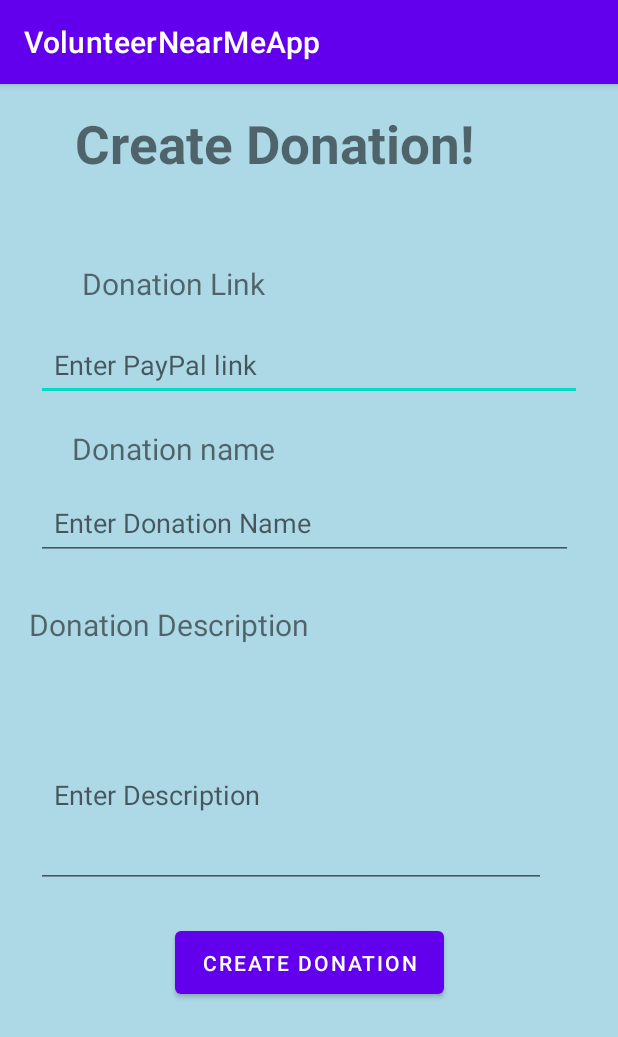
After one commit to costis99/VolunteerNearMeApp, an Android app: the CreateDonationActivity screen opened directly, with no data from a screen before it, on a phone screen of 412 x 824 dp. The commit adds this screen. Shown: the top 1037 px of the screen. Run offline under Robolectric (Android 15) with nearby library versions, the light colour scheme and no system bars; our stand-ins replace Firebase (no records; nobody signed in at launch, a user with empty details on screens opened directly).

Commit message:
Added Create and View Donations

```diff
--- a/app/src/main/AndroidManifest.xml
+++ b/app/src/main/AndroidManifest.xml
@@ -35,6 +35,8 @@
             android:noHistory="true"/>
         <activity android:name=".ChangeEmailActivity"
             android:noHistory="true"/>
+        <activity android:name=".CreateDonationActivity"/>
+        <activity android:name=".ViewDonationsActivity"/>
     </application>
 
 </manifest>
--- /dev/null
+++ b/app/src/main/res/layout/activity_create_donation.xml
@@ -0,0 +1,125 @@
+<?xml version="1.0" encoding="utf-8"?>
+<androidx.constraintlayout.widget.ConstraintLayout xmlns:android="http://schemas.android.com/apk/res/android"
+    xmlns:app="http://schemas.android.com/apk/res-auto"
+    xmlns:tools="http://schemas.android.com/tools"
+    android:layout_width="match_parent"
+    android:layout_height="match_parent"
+    android:background="#ADD8E6">
+
+    <Button
+        android:id="@+id/CreateDonationButton"
+        android:layout_width="179dp"
+        android:layout_height="54dp"
+        android:text="Create Donation"
+        app:layout_constraintBottom_toBottomOf="parent"
+        app:layout_constraintEnd_toEndOf="parent"
+        app:layout_constraintHorizontal_bias="0.5"
+        app:layout_constraintStart_toStartOf="parent"
+        app:layout_constraintTop_toTopOf="parent"
+        app:layout_constraintVertical_bias="0.782" />
+
+    <TextView
+        android:layout_width="334dp"
+        android:layout_height="60dp"
+        android:text="Create Donation!"
+        android:textAlignment="center"
+        android:textSize="35sp"
+        android:textStyle="bold"
+        app:layout_constraintBottom_toBottomOf="parent"
+        app:layout_constraintEnd_toEndOf="parent"
+        app:layout_constraintHorizontal_bias="0.207"
+        app:layout_constraintStart_toStartOf="parent"
+        app:layout_constraintTop_toTopOf="parent"
+        app:layout_constraintVertical_bias="0.023" />
+
+    <TextView
+        android:layout_width="202dp"
+        android:layout_height="42dp"
+        android:text="Donation Link"
+        android:textAlignment="center"
+        android:textSize="20sp"
+        app:layout_constraintBottom_toBottomOf="parent"
+        app:layout_constraintEnd_toEndOf="parent"
+        app:layout_constraintHorizontal_bias="0.071"
+        app:layout_constraintStart_toStartOf="parent"
+        app:layout_constraintTop_toTopOf="parent"
+        app:layout_constraintVertical_bias="0.164" />
+
+    <TextView
+        android:layout_width="201dp"
+        android:layout_height="36dp"
+        android:text="Donation name"
+        android:textAlignment="center"
+        android:textSize="20sp"
+        app:layout_constraintBottom_toBottomOf="parent"
+        app:layout_constraintEnd_toEndOf="parent"
+        app:layout_constraintHorizontal_bias="0.071"
+        app:layout_constraintStart_toStartOf="parent"
+        app:layout_constraintTop_toTopOf="parent"
+        app:layout_constraintVertical_bias="0.313" />
+
+    <TextView
+        android:layout_width="196dp"
+        android:layout_height="40dp"
+        android:text="Donation Description"
+        android:textAlignment="center"
+        android:textSize="20sp"
+        app:layout_constraintBottom_toBottomOf="parent"
+        app:layout_constraintEnd_toEndOf="parent"
+        app:layout_constraintHorizontal_bias="0.069"
+        app:layout_constraintStart_toStartOf="parent"
+        app:layout_constraintTop_toTopOf="parent"
+        app:layout_constraintVertical_bias="0.476" />
+
+    <EditText
+        android:id="@+id/et_donation_link"
+        android:layout_width="0dp"
+        android:layout_height="wrap_content"
+        android:layout_marginStart="24dp"
+        android:layout_marginEnd="24dp"
+        android:ems="10"
+        android:hint="Enter PayPal link"
+        android:inputType="textPostalAddress"
+        android:padding="12dp"
+        app:layout_constraintBottom_toBottomOf="parent"
+        app:layout_constraintEnd_toEndOf="parent"
+        app:layout_constraintHorizontal_bias="0.0"
+        app:layout_constraintStart_toStartOf="parent"
+        app:layout_constraintTop_toTopOf="parent"
+        app:layout_constraintVertical_bias="0.226" />
+
+    <EditText
+        android:id="@+id/et_donationName"
+        android:layout_width="358dp"
+        android:layout_height="50dp"
+        android:layout_marginStart="24dp"
+        android:layout_marginEnd="24dp"
+        android:ems="10"
+        android:hint="Enter Donation Name"
+        android:inputType="textEmailAddress"
+        android:padding="12dp"
+        app:layout_constraintBottom_toBottomOf="parent"
+        app:layout_constraintEnd_toEndOf="parent"
+        app:layout_constraintHorizontal_bias="0.0"
+        app:layout_constraintStart_toStartOf="parent"
+        app:layout_constraintTop_toTopOf="parent"
+        app:layout_constraintVertical_bias="0.372" />
+
+
+    <EditText
+        android:id="@+id/et_donationDesc"
+        android:layout_width="340dp"
+        android:layout_height="124dp"
+        android:layout_marginStart="24dp"
+        android:layout_marginEnd="24dp"
+        android:ems="10"
+        android:hint="Enter Description"
+        android:inputType="textLongMessage"
+        android:padding="12dp"
+        app:layout_constraintBottom_toBottomOf="parent"
+        app:layout_constraintEnd_toEndOf="parent"
+        app:layout_constraintHorizontal_bias="0.0"
+        app:layout_constraintStart_toStartOf="parent"
+        app:layout_constraintTop_toTopOf="parent"
+        app:layout_constraintVertical_bias="0.64" />
+</androidx.constraintlayout.widget.ConstraintLayout>
```
Also changed, not shown: app/src/main/java/Comp3200/volunteernearmeapp/CreateDonationActivity.kt (added, +73 -0 lines), app/src/main/java/Comp3200/volunteernearmeapp/HomeOrganizersActivity.kt (+13 -1 lines), app/src/main/java/Comp3200/volunteernearmeapp/ViewDonationsActivity.kt (added, +77 -0 lines), app/src/main/res/layout/activity_view_donations.xml (added, +19 -0 lines).
